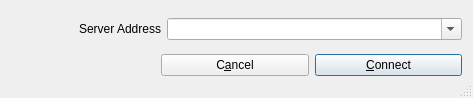
Old version of the form src/basicconnectdlgbase.ui in the repository koord-live/koord-jamulus.
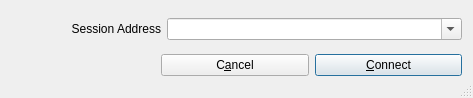
New version of the form. Icons and pictures are not drawn.

Commit message: get basic Connect button working

```diff
--- a/src/basicconnectdlgbase.ui
+++ b/src/basicconnectdlgbase.ui
@@ -35,7 +35,7 @@
         </size>
        </property>
        <property name="text">
-        <string>Server Address</string>
+        <string>Session Address</string>
        </property>
        <property name="alignment">
         <set>Qt::AlignRight|Qt::AlignTrailing|Qt::AlignVCenter</set>
```
The commit also changes 2 other files.
